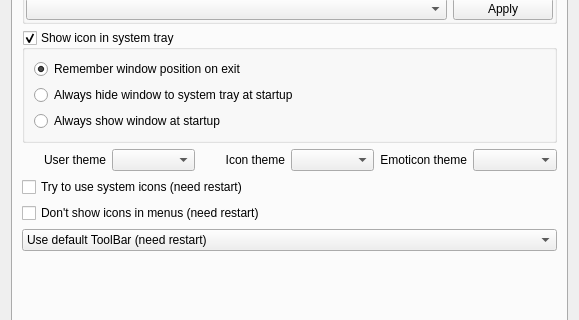
The window that eiskaltdcpp-qt/ui/UISettingsGUI.ui (adrianov/eiskaltdcpp) describes before a commit, drawn with Qt 5; both pictures show x 0 to 579 and y 123 to 443 of the 579 by 555 pixel window.
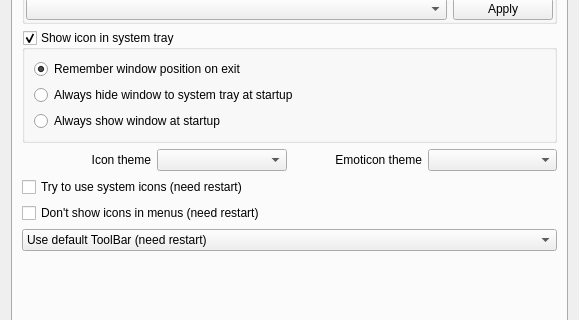
The same window after the commit. Custom widgets are drawn as their Qt base class.

Commit message: remove user icon theme selector, keep only default built-in pack

Diff of the .ui file:
```diff
--- a/eiskaltdcpp-qt/ui/UISettingsGUI.ui
+++ b/eiskaltdcpp-qt/ui/UISettingsGUI.ui
@@ -115,29 +115,6 @@
        </item>
        <item>
         <layout class="QHBoxLayout" name="horizontalLayout">
-         <item>
-          <widget class="QLabel" name="label_13">
-           <property name="toolTip">
-            <string>(need restart)</string>
-           </property>
-           <property name="text">
-            <string>User theme</string>
-           </property>
-           <property name="alignment">
-            <set>Qt::AlignRight|Qt::AlignTrailing|Qt::AlignVCenter</set>
-           </property>
-           <property name="wordWrap">
-            <bool>true</bool>
-           </property>
-          </widget>
-         </item>
-         <item>
-          <widget class="QComboBox" name="comboBox_USERS">
-           <property name="toolTip">
-            <string>(need restart)</string>
-           </property>
-          </widget>
-         </item>
          <item>
           <widget class="QLabel" name="label_2">
            <property name="text">
```
The commit also changes 10 other files.
